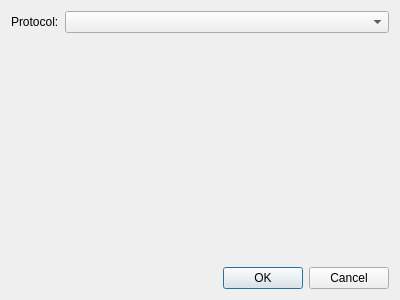
Before: the Qt Designer form Plugins/FileTransfer/DlgFileTransfer.ui in KangLin/RabbitRemoteControl, drawn with Qt 5.
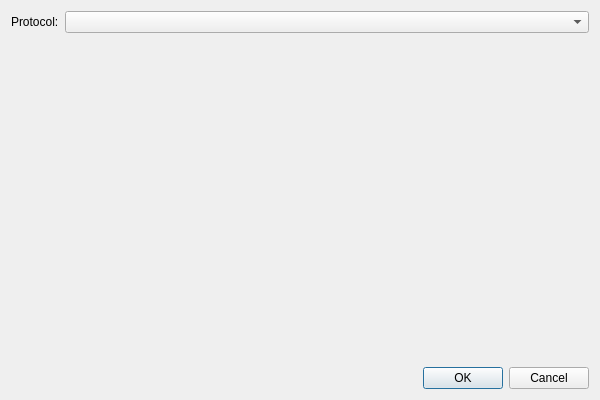
After: the same form once the commit is applied. Custom widgets are drawn as their Qt base class.

```diff
--- a/Plugins/FileTransfer/DlgFileTransfer.ui
+++ b/Plugins/FileTransfer/DlgFileTransfer.ui
@@ -6,8 +6,8 @@
    <rect>
     <x>0</x>
     <y>0</y>
-    <width>400</width>
-    <height>300</height>
+    <width>600</width>
+    <height>400</height>
    </rect>
   </property>
   <property name="windowTitle">
```
